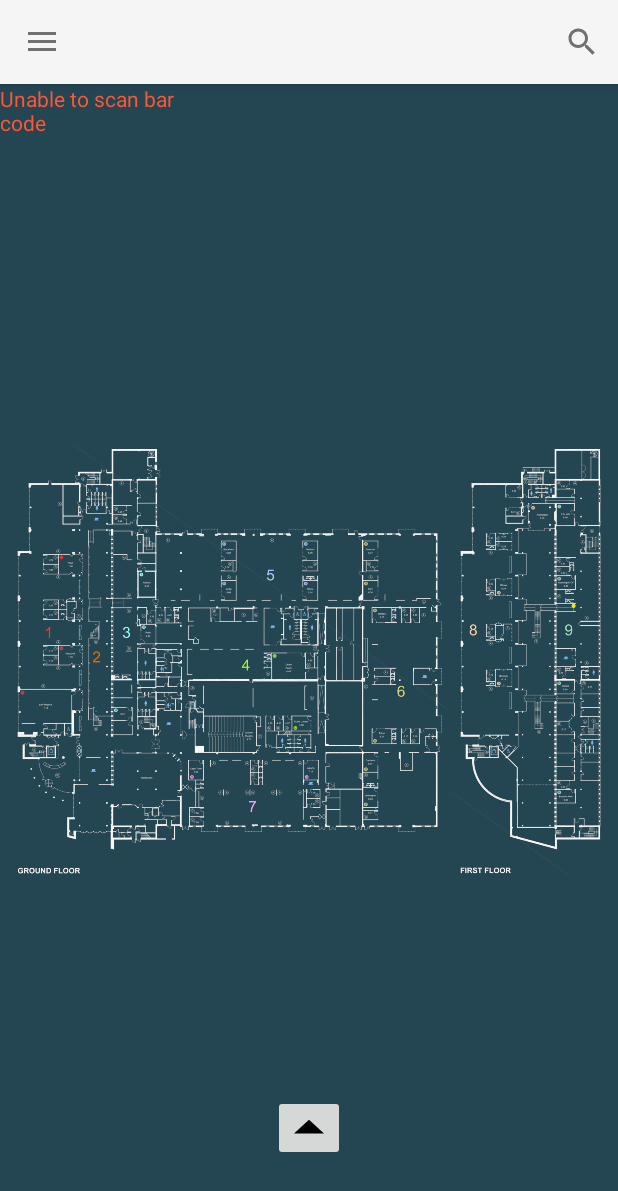
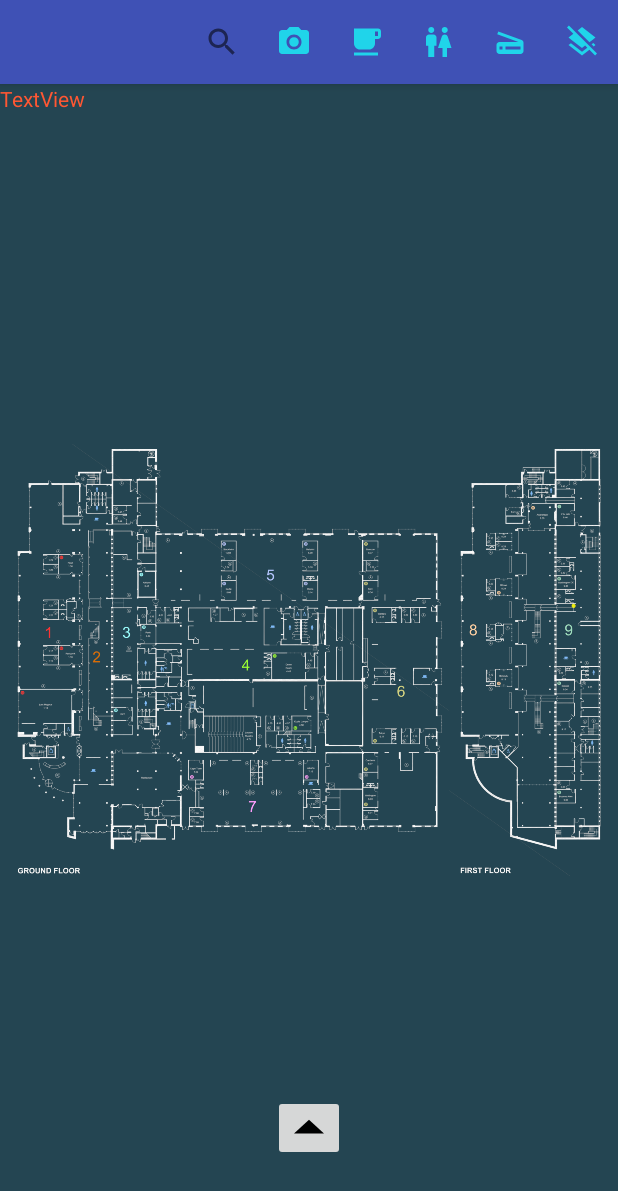
Before and after one commit to 98jmilton/Ericsson_internal_map, an Android app: the screen it shows after launch (GroundFloorFunctions), on a phone screen of 412 x 824 dp. Shown: the top 1191 px of the screen. Run offline under Robolectric (Android 15) with nearby library versions, the phone set to English and light mode, and no system bars.

Commit message:
RIP Navigation Drawer

```diff
--- a/app/src/main/AndroidManifest.xml
+++ b/app/src/main/AndroidManifest.xml
@@ -27,7 +27,7 @@
 
         <activity
             android:name=".GroundFloorFunctions"
-            android:theme="@style/AppTheme2"
+            android:theme="@style/AppTheme"
             android:screenOrientation="portrait"
             />
         <activity android:name=".ScanActivity" />
--- a/app/src/main/java/com/example/ezmilja/ericsson_internal_map/GroundFloorFunctions.java
+++ b/app/src/main/java/com/example/ezmilja/ericsson_internal_map/GroundFloorFunctions.java
@@ -3,6 +3,8 @@ package com.example.ezmilja.ericsson_internal_map;
 import android.content.Intent;
 import android.os.Bundle;
 import android.provider.Settings;
+import android.support.annotation.NonNull;
+import android.support.annotation.Nullable;
 import android.view.Gravity;
 import android.view.Menu;
 import android.view.MenuInflater;
@@ -114,7 +116,7 @@ public boolean searchmenuopen=false;
     ImageButton print7;
 
 
-    TextView QRmessage;
+    public TextView QRmessage;
 
     private final static String ERROR_MESSAGE = "Unable to scan bar code";
 
@@ -122,10 +124,7 @@ public boolean searchmenuopen=false;
     @Override
     protected void onCreate(Bundle savedInstanceState) {
         super.onCreate(savedInstanceState);
-        setContentView(R.layout.activity_ground_floor_functions);
-
-        QRmessage = (TextView) findViewById(R.id.textView3);
-        QRmessage.setText(getValue(getIntent()));
+        setContentView(R.layout.app_bar_ground_floor_functions);
 
         //navigation drawer toolbar
         Toolbar toolbar = findViewById(R.id.toolbar);
@@ -451,15 +450,6 @@ public boolean searchmenuopen=false;
                 visprint7 = 0;
             }
         });
-
-        DrawerLayout drawer = findViewById(R.id.drawer_layout);
-        ActionBarDrawerToggle toggle = new ActionBarDrawerToggle(
-                this, drawer, toolbar, R.string.navigation_drawer_open, R.string.navigation_drawer_close);
-        drawer.addDrawerListener(toggle);
-        toggle.syncState();
-
-        NavigationView navigationView = findViewById(R.id.nav_view);
-        navigationView.setNavigationItemSelectedListener(this);
     }
 
 
@@ -485,12 +475,10 @@ public boolean searchmenuopen=false;
         // WHEN AN ITEM IS CLICKED ON THE LISTVIEW
         searchlistitems.setOnItemClickListener(new AdapterView.OnItemClickListener() {
             public void onItemClick(AdapterView <? > arg0, View view, int position, long id) {
-                // When clicked, show a toast with the TextView text
                 searchlistitems.setVisibility(View.INVISIBLE);
                 roomName= (String) ((TextView) view).getText();
                 roomSwitch();
             }
-
         });
 
         searchView.setOnQueryTextListener(new SearchView.OnQueryTextListener() {
@@ -555,9 +543,6 @@ public boolean searchmenuopen=false;
             clearALL();
 
         }
-
-        DrawerLayout drawer = findViewById(R.id.drawer_layout);
-        drawer.closeDrawer(GravityCompat.START);
         return true;
     }
 
@@ -617,11 +602,7 @@ public boolean searchmenuopen=false;
 
     @Override
     public void onBackPressed() {
-        DrawerLayout drawer = findViewById(R.id.drawer_layout);
-        if (drawer.isDrawerOpen(GravityCompat.START)) {
-            drawer.closeDrawer(GravityCompat.START);
-        }
-        else if (searchmenuopen == true) {
+        if (searchmenuopen == true) {
             searchlistitems.setVisibility(View.INVISIBLE);
             searchmenuopen = false;
         }
--- a/app/src/main/java/com/example/ezmilja/ericsson_internal_map/ScanActivity.java
+++ b/app/src/main/java/com/example/ezmilja/ericsson_internal_map/ScanActivity.java
@@ -55,6 +55,4 @@ public class ScanActivity extends AppCompatActivity implements ZXingScannerView.
         // If you would like to resume scanning, call this method below:
         //mScannerView.resumeCameraPreview(this);
     }
-
-
 }
--- a/app/src/main/res/drawable-v21/ic_menu_camera.xml
+++ /dev/null
@@ -1,12 +0,0 @@
-<vector xmlns:android="http://schemas.android.com/apk/res/android"
-    android:width="24dp"
-    android:height="24dp"
-    android:viewportHeight="24.0"
-    android:viewportWidth="24.0">
-    <path
-        android:fillColor="#FF000000"
-        android:pathData="M12,12m-3.2,0a3.2,3.2 0,1 1,6.4 0a3.2,3.2 0,1 1,-6.4 0" />
-    <path
-        android:fillColor="#FF000000"
-        android:pathData="M9,2L7.17,4H4c-1.1,0 -2,0.9 -2,2v12c0,1.1 0.9,2 2,2h16c1.1,0 2,-0.9 2,-2V6c0,-1.1 -0.9,-2 -2,-2h-3.17L15,2H9zm3,15c-2.76,0 -5,-2.24 -5,-5s2.24,-5 5,-5 5,2.24 5,5 -2.24,5 -5,5z" />
-</vector>
--- a/app/src/main/res/drawable/ic_baseline_clear_24px.xml
+++ /dev/null
@@ -1,9 +0,0 @@
-<vector xmlns:android="http://schemas.android.com/apk/res/android"
-    android:width="24dp"
-    android:height="24dp"
-    android:viewportWidth="24"
-    android:viewportHeight="24">
-  <path
-      android:fillColor="#FF000000"
-      android:pathData="M19,6.41L17.59,5 12,10.59 6.41,5 5,6.41 10.59,12 5,17.59 6.41,19 12,13.41 17.59,19 19,17.59 13.41,12z"/>
-</vector>
--- /dev/null
+++ b/app/src/main/res/drawable/ic_camera.xml
@@ -0,0 +1,12 @@
+<vector xmlns:android="http://schemas.android.com/apk/res/android"
+    android:width="24dp"
+    android:height="24dp"
+    android:viewportWidth="24"
+    android:viewportHeight="24">
+  <path
+      android:fillColor="#20D4EA"
+      android:pathData="M12,12m-3.2,0a3.2,3.2 0,1 1,6.4 0a3.2,3.2 0,1 1,-6.4 0"/>
+  <path
+      android:fillColor="#20D4EA"
+      android:pathData="M9,2L7.17,4L4,4c-1.1,0 -2,0.9 -2,2v12c0,1.1 0.9,2 2,2h16c1.1,0 2,-0.9 2,-2L22,6c0,-1.1 -0.9,-2 -2,-2h-3.17L15,2L9,2zM12,17c-2.76,0 -5,-2.24 -5,-5s2.24,-5 5,-5 5,2.24 5,5 -2.24,5 -5,5z"/>
+</vector>
--- /dev/null
+++ b/app/src/main/res/drawable/ic_clearall.xml
@@ -0,0 +1,9 @@
+<vector xmlns:android="http://schemas.android.com/apk/res/android"
+    android:width="24dp"
+    android:height="24dp"
+    android:viewportWidth="24"
+    android:viewportHeight="24">
+  <path
+      android:fillColor="#20D4EA"
+      android:pathData="M19.81,14.99l1.19,-0.92 -1.43,-1.43 -1.19,0.92 1.43,1.43zM19.36,10.27L21,9l-9,-7 -2.91,2.27 7.87,7.88 2.4,-1.88zM3.27,1L2,2.27l4.22,4.22L3,9l1.63,1.27L12,16l2.1,-1.63 1.43,1.43L12,18.54l-7.37,-5.73L3,14.07l9,7 4.95,-3.85L20.73,21 22,19.73 3.27,1z"/>
+</vector>
--- a/app/src/main/res/drawable/ic_search.xml
+++ b/app/src/main/res/drawable/ic_search.xml
@@ -4,6 +4,6 @@
     android:viewportWidth="24"
     android:viewportHeight="24">
   <path
-      android:fillColor="#FF000000"
+      android:fillColor="#20D4EA"
       android:pathData="M15.5,14h-0.79l-0.28,-0.27C15.41,12.59 16,11.11 16,9.5 16,5.91 13.09,3 9.5,3S3,5.91 3,9.5 5.91,16 9.5,16c1.61,0 3.09,-0.59 4.23,-1.57l0.27,0.28v0.79l5,4.99L20.49,19l-4.99,-5zM9.5,14C7.01,14 5,11.99 5,9.5S7.01,5 9.5,5 14,7.01 14,9.5 11.99,14 9.5,14z"/>
 </vector>
--- a/app/src/main/res/layout/activity_ground_floor_functions.xml
+++ /dev/null
@@ -1,26 +0,0 @@
-<?xml version="1.0" encoding="utf-8"?>
-<android.support.v4.widget.DrawerLayout xmlns:android="http://schemas.android.com/apk/res/android"
-    xmlns:app="http://schemas.android.com/apk/res-auto"
-    xmlns:tools="http://schemas.android.com/tools"
-    android:id="@+id/drawer_layout"
-    android:layout_width="match_parent"
-    android:layout_height="match_parent"
-    android:fitsSystemWindows="true"
-    tools:openDrawer="start"
-    tools:context=".GroundFloorFunctions">
-
-    <include
-        layout="@layout/app_bar_ground_floor_functions"
-        android:layout_width="match_parent"
-        android:layout_height="match_parent" />
-
-    <android.support.design.widget.NavigationView
-        android:id="@+id/nav_view"
-        android:layout_width="wrap_content"
-        android:layout_height="match_parent"
-        android:layout_gravity="start"
-        android:fitsSystemWindows="true"
-        app:headerLayout="@layout/nav_header_ground_floor_functions"
-        app:menu="@menu/activity_ground_floor_functions_drawer" />
-
-</android.support.v4.widget.DrawerLayout>
--- a/app/src/main/res/layout/app_bar_ground_floor_functions.xml
+++ b/app/src/main/res/layout/app_bar_ground_floor_functions.xml
@@ -19,8 +19,8 @@
             android:background="?attr/colorPrimary"
             app:popupTheme="@style/AppTheme.PopupOverlay">
         </android.support.v7.widget.Toolbar>
+
     </android.support.design.widget.AppBarLayout>
-
     <include
         layout="@layout/content_ground_floor_functions">
     </include>
--- a/app/src/main/res/layout/content_ground_floor_functions.xml
+++ b/app/src/main/res/layout/content_ground_floor_functions.xml
@@ -430,7 +430,9 @@
             android:layout_marginEnd="0dp"
             android:layout_marginStart="72dp"
             android:background="#FFFFFF"
-            android:visibility="invisible"></ListView>
+            android:visibility="invisible">
+
+        </ListView>
 
     </LinearLayout>
 
--- a/app/src/main/res/layout/nav_header_ground_floor_functions.xml
+++ /dev/null
@@ -1,10 +0,0 @@
-<?xml version="1.0" encoding="utf-8"?>
-<LinearLayout xmlns:android="http://schemas.android.com/apk/res/android"
-    xmlns:app="http://schemas.android.com/apk/res-auto"
-    android:layout_width="match_parent"
-    android:layout_height="30dp"
-    android:gravity="bottom"
-    android:orientation="vertical"
-    >
-
-</LinearLayout>
--- a/app/src/main/res/menu/activity_ground_floor_functions_drawer.xml
+++ /dev/null
@@ -1,29 +0,0 @@
-<?xml version="1.0" encoding="utf-8"?>
-<menu xmlns:android="http://schemas.android.com/apk/res/android"
-    xmlns:tools="http://schemas.android.com/tools"
-    tools:showIn="navigation_view">
-
-    <group android:checkableBehavior="single">
-
-        <item
-            android:id="@+id/nav_camera"
-            android:icon="@drawable/ic_menu_camera"
-            android:title="QR Scanner" />
-        <item
-            android:id="@+id/nav_coffee"
-            android:icon="@drawable/ic_coffee"
-            android:title="Coffee Docks" />
-        <item
-            android:id="@+id/nav_toilets"
-            android:icon="@drawable/ic_wc"
-            android:title="Toilets" />
-        <item
-            android:id="@+id/nav_printer"
-            android:icon="@drawable/ic_printer"
-            android:title="Printers" />
-        <item
-            android:id="@+id/nav_clear"
-            android:icon="@drawable/ic_baseline_clear_24px"
-            android:title="Clear All" />
-    </group>
-</menu>
--- a/app/src/main/res/menu/ground_floor_functions.xml
+++ /dev/null
@@ -1,9 +0,0 @@
-<?xml version="1.0" encoding="utf-8"?>
-<menu xmlns:android="http://schemas.android.com/apk/res/android"
-    xmlns:app="http://schemas.android.com/apk/res-auto">
-    <item
-        android:id="@+id/action_settings"
-        android:orderInCategory="100"
-        android:title="@string/action_settings"
-        app:showAsAction="never" />
-</menu>
--- a/app/src/main/res/menu/searchmenu.xml
+++ b/app/src/main/res/menu/searchmenu.xml
@@ -2,10 +2,37 @@
 <menu xmlns:android="http://schemas.android.com/apk/res/android"
     xmlns:app="http://schemas.android.com/apk/res-auto">
 
-    <item android:id="@+id/searchlist"
-    android:title="Search"
-    android:icon="@android:drawable/ic_menu_search"
-    app:actionViewClass="android.widget.SearchView"
-    app:showAsAction="always"
-    />
+    <item
+        android:id="@+id/searchlist"
+        android:title="Search"
+        app:actionViewClass="android.widget.SearchView"
+        android:icon="@drawable/ic_search"
+        app:showAsAction="always"
+        />
+    <item
+        android:id="@+id/nav_camera"
+        android:icon="@drawable/ic_camera"
+        android:title="QR Scanner"
+        app:showAsAction="always"
+        />
+    <item
+        android:id="@+id/nav_coffee"
+        android:icon="@drawable/ic_coffee"
+        android:title="Coffee Docks"
+        app:showAsAction="always"/>
+    <item
+        android:id="@+id/nav_toilets"
+        android:icon="@drawable/ic_wc"
+        android:title="Toilets"
+        app:showAsAction="always"/>
+    <item
+        android:id="@+id/nav_printer"
+        android:icon="@drawable/ic_printer"
+        android:title="Printers"
+        app:showAsAction="always"/>
+    <item
+        android:id="@+id/nav_clear"
+        android:icon="@drawable/ic_clearall"
+        android:title="Clear All"
+        app:showAsAction="always"/>
 </menu>
--- a/app/src/main/res/values/strings.xml
+++ b/app/src/main/res/values/strings.xml
@@ -11,7 +11,6 @@
     <string name="search_hint">Search Me</string>
 
     <string-array name="rooms">
-        <item>Clear All</item>
         <item>Athlone</item>
         <item>Anchorage</item>
         <item>Berlin</item>
```
Also changed, not shown: 3 other files.
